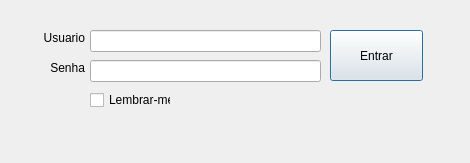
Qt form unisul_sync_gui/login/interface.ui (yanmarques/software-engineering-work) before a commit.
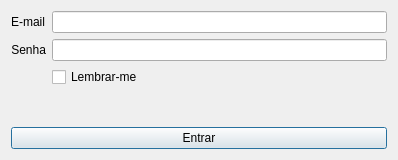
The same form after that commit.

Commit message: Improve login ui experience

What changed in the file:
```diff
--- a/unisul_sync_gui/login/interface.ui
+++ b/unisul_sync_gui/login/interface.ui
@@ -6,58 +6,40 @@
    <rect>
     <x>0</x>
     <y>0</y>
-    <width>470</width>
-    <height>163</height>
+    <width>398</width>
+    <height>160</height>
    </rect>
   </property>
   <property name="windowTitle">
    <string>Dialog</string>
   </property>
-  <widget class="QLineEdit" name="user_input">
-   <property name="geometry">
-    <rect>
-     <x>90</x>
-     <y>30</y>
-     <width>231</width>
-     <height>22</height>
-    </rect>
-   </property>
-  </widget>
-  <widget class="QLineEdit" name="password_input">
-   <property name="geometry">
-    <rect>
-     <x>90</x>
-     <y>60</y>
-     <width>231</width>
-     <height>22</height>
-    </rect>
-   </property>
-  </widget>
+  <layout class="QGridLayout" name="gridLayout">
+   <item row="0" column="0">
+    <layout class="QGridLayout" name="gridLayout_2">
+     <item row="1" column="0">
+      <widget class="QPushButton" name="login_button">
+       <property name="text">
+        <string>Entrar</string>
+       </property>
+      </widget>
+     </item>
+     <item row="0" column="0">
+      <layout class="QFormLayout" name="formLayout">
+       <item row="0" column="0">
   <widget class="QLabel" name="user_label">
-   <property name="geometry">
-    <rect>
-     <x>30</x>
-     <y>30</y>
-     <width>55</width>
-     <height>16</height>
-    </rect>
-   </property>
    <property name="text">
-    <string>Usuario</string>
+          <string>E-mail</string>
    </property>
    <property name="alignment">
     <set>Qt::AlignRight|Qt::AlignTrailing|Qt::AlignVCenter</set>
    </property>
   </widget>
+       </item>
+       <item row="0" column="1">
+        <widget class="QLineEdit" name="user_input"/>
+       </item>
+       <item row="1" column="0">
   <widget class="QLabel" name="password_label">
-   <property name="geometry">
-    <rect>
-     <x>30</x>
-     <y>60</y>
-     <width>55</width>
-     <height>16</height>
-    </rect>
-   </property>
    <property name="text">
     <string>Senha</string>
    </property>
@@ -65,32 +47,29 @@
     <set>Qt::AlignRight|Qt::AlignTrailing|Qt::AlignVCenter</set>
    </property>
   </widget>
+       </item>
+       <item row="1" column="1">
+        <widget class="QLineEdit" name="password_input">
+         <property name="echoMode">
+          <enum>QLineEdit::Password</enum>
+         </property>
+         <property name="placeholderText">
+          <string/>
+         </property>
+        </widget>
+       </item>
+       <item row="2" column="1">
   <widget class="QCheckBox" name="remember_checkbox">
-   <property name="geometry">
-    <rect>
-     <x>90</x>
-     <y>90</y>
-     <width>81</width>
-     <height>20</height>
-    </rect>
-   </property>
    <property name="text">
     <string>Lembrar-me</string>
    </property>
   </widget>
-  <widget class="QPushButton" name="login_button">
-   <property name="geometry">
-    <rect>
-     <x>330</x>
-     <y>30</y>
-     <width>93</width>
-     <height>51</height>
-    </rect>
-   </property>
-   <property name="text">
-    <string>Entrar</string>
-   </property>
-  </widget>
+       </item>
+      </layout>
+     </item>
+    </layout>
+   </item>
+  </layout>
  </widget>
  <resources/>
  <connections/>
```
Left out of the diff: 2 changed lines with no effect on the pictures. Lines whose indentation alone changed are shown as unchanged. The commit also changes 2 other files.
